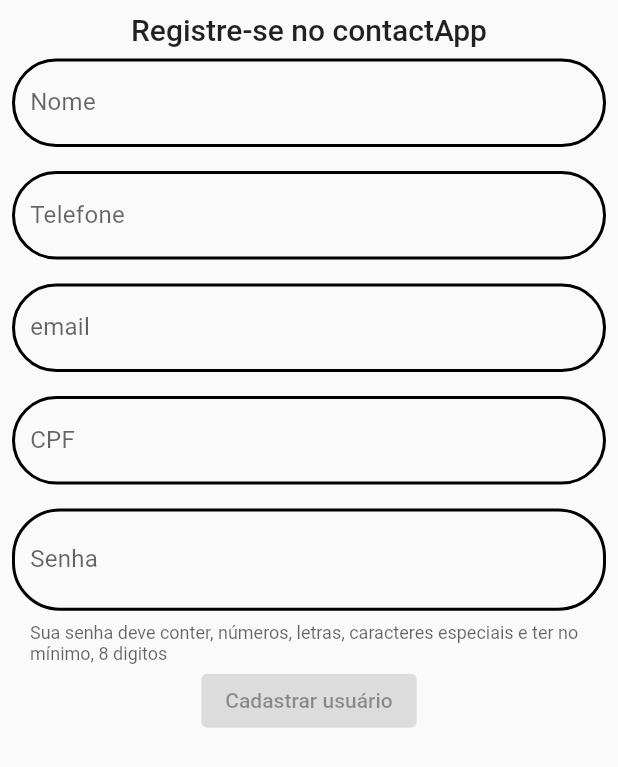
After one commit to proz-tecnologia/t2App01, a Flutter app: the screen it shows after launch, on a phone screen of 412 x 824 dp. The commit adds this screen. Shown: the top 767 px of the screen. Run offline on Flutter 3.47's test engine with Material 2 defaults, Android fonts, the phone set to English and light mode, and no system bars; our stand-ins replace mask_text_input_formatter; missing offline and left inert: cpf_cnpj_validator.

Commit message:
Creating and configuring text form field

```diff
--- /dev/null
+++ b/lib/helpers/utils/input_masks.dart
@@ -0,0 +1,15 @@
+import 'package:mask_text_input_formatter/mask_text_input_formatter.dart';
+
+class CustomInputFormatters {
+  static MaskTextInputFormatter phoneMaskFormatter = MaskTextInputFormatter(
+    mask: '+55 (00) 0000-0000',
+    filter: {"0": RegExp(r'[0-9]')},
+    type: MaskAutoCompletionType.lazy,
+  );
+
+  static MaskTextInputFormatter cpfMask = MaskTextInputFormatter(
+    mask: '000.000.000-00',
+    filter: {"0": RegExp(r'[0-9]')},
+    type: MaskAutoCompletionType.lazy,
+  );
+}
--- /dev/null
+++ b/lib/helpers/utils/validators.dart
@@ -0,0 +1,29 @@
+import 'package:cpf_cnpj_validator/cpf_validator.dart';
+
+class Validators {
+  static String? validateCpf(String? cpf) {
+    if (CPFValidator.isValid(cpf)) {
+      ///Quando o valor está correto, retornamos null
+      return null;
+    } else {
+      /// Quando o valor é inválido, retornamos a mensagem de erro
+      return "CPF inválido";
+    }
+  }
+
+  static String? validatePassword(String? password) {
+    RegExp regex =
+        RegExp(r'^(?=.*?[A-Z])(?=.*?[a-z])(?=.*?[0-9])(?=.*?[!@#\$&*~]).{8,}$');
+
+    if (password == null || password.isEmpty) {
+      ///Quando o valor está correto, retornamos null
+      return 'Necessário preencher a senha!';
+    } else if (!regex.hasMatch(password)) {
+      /// Quando o valor é inválido, retornamos a mensagem de erro
+      return "Sua senha precisa seguir as regras!";
+    } else if (password.length < 8) {
+      return "Senha recisar conter no mínimo 8 digitos";
+    }
+    return null;
+  }
+}
--- a/lib/main.dart
+++ b/lib/main.dart
@@ -1,6 +1,5 @@
 import 'package:flutter/material.dart';
-
-import 'pages/home/home_page.dart';
+import 'package:flutter_app/pages/create_account/create_account_page.dart';
 
 void main() {
   runApp(const MyApp());
@@ -34,7 +33,7 @@ class MyApp extends StatelessWidget {
       ),
       darkTheme: ThemeData.dark(),
       themeMode: ThemeMode.system,
-      home: HomePage(),
+      home: const CreateAccount(),
     );
   }
 }
--- /dev/null
+++ b/lib/pages/create_account/create_account_page.dart
@@ -0,0 +1,144 @@
+import 'package:flutter/material.dart';
+
+import '../../helpers/utils/input_masks.dart';
+import '../../helpers/utils/validators.dart';
+import '../../widgets/custom_text_field.dart';
+
+class CreateAccount extends StatefulWidget {
+  const CreateAccount({super.key});
+
+  @override
+  State<CreateAccount> createState() => _CreateAccountState();
+}
+
+class _CreateAccountState extends State<CreateAccount> {
+  final _formKey = GlobalKey<FormState>();
+
+  @override
+  Widget build(BuildContext context) {
+    return Scaffold(
+      body: SafeArea(
+        child: Padding(
+          padding: const EdgeInsets.all(8.0),
+          child: Form(
+            key: _formKey,
+            onChanged: () {
+              setState(() {});
+            },
+            child: Column(
+              crossAxisAlignment: CrossAxisAlignment.center,
+              children: [
+                /// Titulo
+                Text(
+                  'Registre-se no contactApp',
+                  style: Theme.of(context).textTheme.titleLarge,
+                ),
+                const SizedBox(height: 8.0),
+
+                /// Nome
+                const CustomTextFormField(
+                  label: 'Nome',
+                  textCapitalization: TextCapitalization.words,
+                  textInputAction: TextInputAction.next,
+                ),
+                const SizedBox(height: 16.0),
+
+                /// Telefone
+                CustomTextFormField(
+                  label: 'Telefone',
+                  textInputType: const TextInputType.numberWithOptions(),
+                  hintText: '31 9999-9999',
+                  inputFormatters: [
+                    CustomInputFormatters.phoneMaskFormatter,
+                  ],
+                  textInputAction: TextInputAction.next,
+                ),
+                const SizedBox(height: 16.0),
+
+                /// E-mail
+                const CustomTextFormField(
+                  label: 'email',
+                  textInputType: TextInputType.emailAddress,
+                  hintText: 'example@example.com',
+                  textInputAction: TextInputAction.next,
+                ),
+                const SizedBox(height: 16.0),
+
+                /// CPF
+                CustomTextFormField(
+                  label: 'CPF',
+                  textInputType: TextInputType.number,
+                  hintText: '123.456.789-10',
+                  textInputAction: TextInputAction.next,
+                  autovalidateMode: AutovalidateMode.onUserInteraction,
+                  inputFormatters: [
+                    CustomInputFormatters.cpfMask,
+                  ],
+                  validator: (cpf) => Validators.validateCpf(cpf),
+                ),
+                const SizedBox(height: 16.0),
+
+                /// Senha
+                const PasswordTextField(),
+
+                ElevatedButton(
+                  onPressed: _formKey.currentState != null &&
+                          _formKey.currentState!.validate()
+                      ? () {}
+                      : null,
+                  child: const Text(
+                    'Cadastrar usuário',
+                  ),
+                ),
+
+                /// Confirmação de senha
+                /// Aceite de termos de uso
+                /// Botão
+              ],
+            ),
+          ),
+        ),
+      ),
+    );
+  }
+}
+
+class PasswordTextField extends StatefulWidget {
+  const PasswordTextField({
+    Key? key,
+  }) : super(key: key);
+
+  @override
+  State<PasswordTextField> createState() => _PasswordTextFieldState();
+}
+
+class _PasswordTextFieldState extends State<PasswordTextField> {
+  bool visible = true;
+
+  IconData get currentIcon => visible ? Icons.visibility : Icons.visibility_off;
+
+  @override
+  Widget build(BuildContext context) {
+    return CustomTextFormField(
+      label: 'Senha',
+      textInputAction: TextInputAction.next,
+      helperText:
+          'Sua senha deve conter, números, letras, caracteres especiais e ter no mínimo, 8 digitos',
+      helperMaxLines: 2,
+      autovalidateMode: AutovalidateMode.onUserInteraction,
+      validator: Validators.validatePassword,
+      obscureText: visible,
+      suffix: InkWell(
+        onTap: () {
+          setState(() {
+            visible = !visible;
+          });
+        },
+        child: Padding(
+          padding: const EdgeInsets.symmetric(horizontal: 8.0),
+          child: Icon(currentIcon),
+        ),
+      ),
+    );
+  }
+}
--- a/lib/pages/home/home_page.dart
+++ b/lib/pages/home/home_page.dart
@@ -5,7 +5,7 @@ import 'package:flutter_app/widgets/contact_list_tile.dart';
 import '../../models/contact.dart';
 
 class HomePage extends StatefulWidget {
-  HomePage({
+  const HomePage({
     super.key,
   });
 
--- /dev/null
+++ b/lib/widgets/custom_text_field.dart
@@ -0,0 +1,123 @@
+import 'package:flutter/material.dart';
+import 'package:flutter/services.dart';
+
+class CustomTextFormField extends StatelessWidget {
+  final String label;
+  final bool enabled;
+  final TextCapitalization textCapitalization;
+  final TextEditingController? controller;
+  final bool autofocus;
+  final bool autocorrect;
+  final int? maxLength;
+  final TextInputAction? textInputAction;
+  final TextInputType? textInputType;
+  final List<TextInputFormatter>? inputFormatters;
+  final String? hintText;
+  final String? Function(String?)? validator;
+  final AutovalidateMode? autovalidateMode;
+  final String? helperText;
+  final int? helperMaxLines;
+  final Widget? suffix;
+  final bool obscureText;
+  const CustomTextFormField({
+    Key? key,
+    required this.label,
+    this.enabled = true,
+    this.textCapitalization = TextCapitalization.none,
+    this.controller,
+    this.autofocus = false,
+    this.autocorrect = false,
+    this.maxLength,
+    this.textInputAction,
+    this.textInputType,
+    this.inputFormatters,
+    this.hintText,
+    this.validator,
+    this.autovalidateMode,
+    this.helperText,
+    this.helperMaxLines,
+    this.suffix,
+    this.obscureText = false,
+  }) : super(key: key);
+
+  @override
+  Widget build(BuildContext context) {
+    return TextFormField(
+      textCapitalization: textCapitalization,
+      controller: controller,
+      autofocus: autofocus,
+      autocorrect: autocorrect,
+      enabled: enabled,
+      maxLength: maxLength,
+      textInputAction: textInputAction,
+      keyboardType: textInputType,
+      inputFormatters: inputFormatters,
+      validator: validator,
+      autovalidateMode: autovalidateMode,
+      obscureText: obscureText,
+      decoration: InputDecoration(
+        hintText: hintText,
+        label: Text(label),
+        suffix: suffix,
+        helperText: helperText,
+        helperMaxLines: helperMaxLines,
+        enabled: enabled,
+        errorBorder: const OutlineInputBorder(
+          borderSide: BorderSide(
+            width: 2.0,
+            color: Colors.red,
+          ),
+          borderRadius: BorderRadius.all(
+            Radius.circular(
+              32.0,
+            ),
+          ),
+        ),
+        focusedErrorBorder: const OutlineInputBorder(
+          borderSide: BorderSide(
+            width: 2.0,
+            color: Colors.red,
+          ),
+          borderRadius: BorderRadius.all(
+            Radius.circular(
+              32.0,
+            ),
+          ),
+        ),
+        enabledBorder: const OutlineInputBorder(
+          borderSide: BorderSide(
+            width: 2.0,
+            color: Colors.black,
+          ),
+          borderRadius: BorderRadius.all(
+            Radius.circular(
+              32.0,
+            ),
+          ),
+        ),
+        disabledBorder: const OutlineInputBorder(
+          borderSide: BorderSide(
+            width: 2.0,
+            color: Colors.grey,
+          ),
+          borderRadius: BorderRadius.all(
+            Radius.circular(
+              32.0,
+            ),
+          ),
+        ),
+        focusedBorder: const OutlineInputBorder(
+          borderSide: BorderSide(
+            width: 2.0,
+            color: Colors.green,
+          ),
+          borderRadius: BorderRadius.all(
+            Radius.circular(
+              32.0,
+            ),
+          ),
+        ),
+      ),
+    );
+  }
+}
--- a/pubspec.yaml
+++ b/pubspec.yaml
@@ -31,8 +31,8 @@ environment:
 dependencies:
   flutter:
     sdk: flutter
-
-
+  mask_text_input_formatter: ^2.4.0
+  cpf_cnpj_validator: ^2.0.0
   # The following adds the Cupertino Icons font to your application.
   # Use with the CupertinoIcons class for iOS style icons.
   cupertino_icons: ^1.0.2
```
Also changed, not shown: pubspec.lock.
